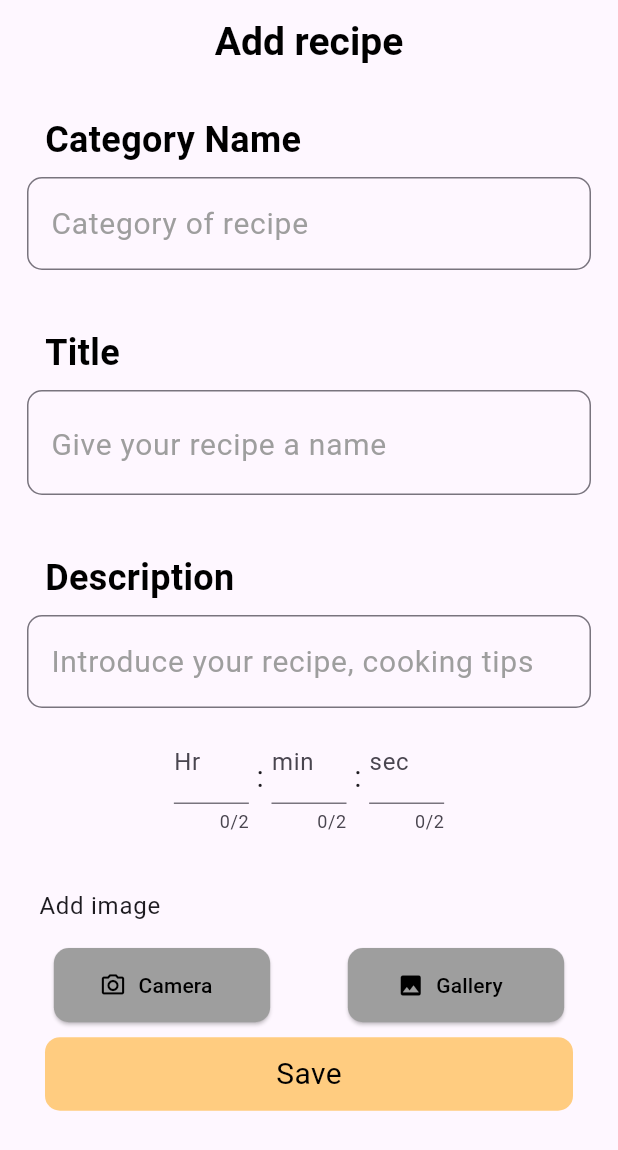
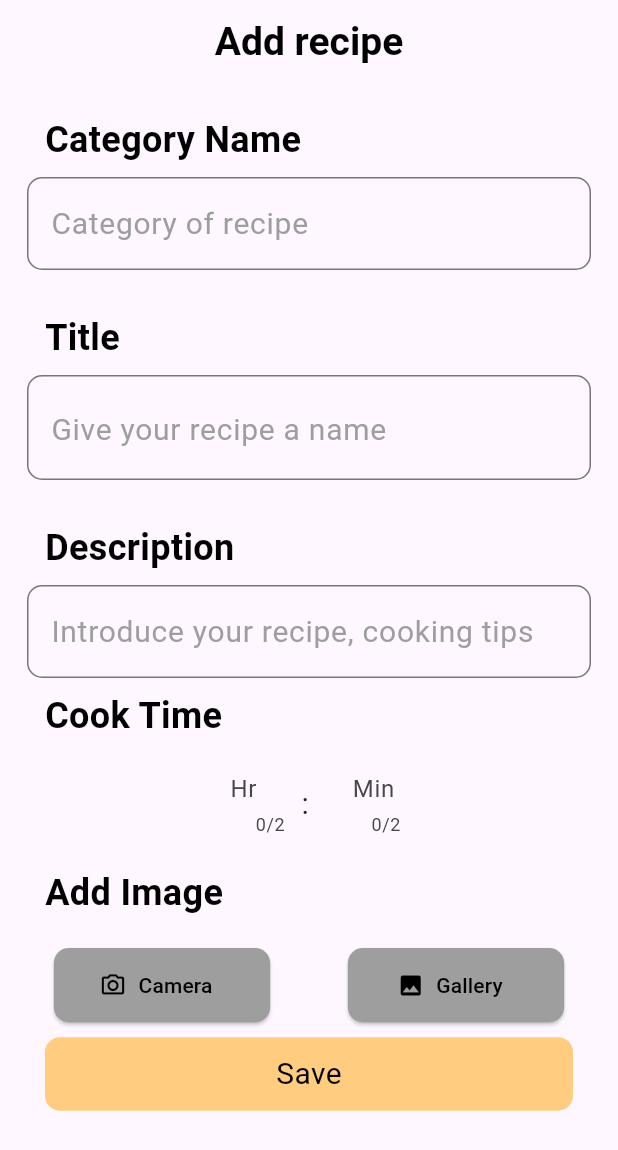
Before and after one commit to Sreejith-k-c/recipe_app, a Flutter app: the AddRecipe screen opened directly, after a tap on "Save", on a phone screen of 412 x 824 dp. Shown: the top 1150 px of the screen. Run offline on Flutter 3.47's test engine with Material 3 defaults, Android fonts, the phone set to English and light mode, and no system bars; our stand-ins replace google_fonts, image_picker, introduction_screen, shared_preferences; accounts and stored records are empty.

Commit message:
post recipe adding edited

```diff
--- a/lib/presentation/add_recipe/view/add_recipe.dart
+++ b/lib/presentation/add_recipe/view/add_recipe.dart
@@ -30,7 +30,8 @@ class _AddRecipeState extends State<AddRecipe> {
   TextEditingController _secondsController = TextEditingController();
 
   File? image;
-  Duration duration = Duration(hours: 2, minutes: 30);
+
+  // Duration duration = Duration(hours: 2, minutes: 30);
 
   Future<void> _getImage(ImageSource source) async {
     final pickedFile = await ImagePicker().pickImage(source: source);
@@ -42,22 +43,19 @@ class _AddRecipeState extends State<AddRecipe> {
   }
 
   String getCookTime() {
-    String hours = _hoursController.text.padLeft(2, '0');
-    String minutes = _minutesController.text.padLeft(2, '0');
-    String seconds = _secondsController.text.padLeft(2, '0');
+    String hours = _hoursController.text;
+    String minutes = _minutesController.text;
+    String seconds = _secondsController.text;
     return '$hours:$minutes:$seconds';
   }
 
-  void _updateDuration() {
-    Duration duration = Duration(
-      hours: int.tryParse(_hoursController.text) ?? 0,
-      minutes: int.tryParse(_minutesController.text) ?? 0,
-      seconds: int.tryParse(_secondsController.text) ?? 0,
-    );
-
-    // Use this duration object as required
-    print(duration.toString());
-  }
+  // void _updateDuration() {
+  //   Duration duration = Duration(
+  //     hours: int.tryParse(_hoursController.text) ?? 0,
+  //     minutes: int.tryParse(_minutesController.text) ?? 0,
+  //     seconds: int.tryParse(_secondsController.text) ?? 0,
+  //   );
+  // }
 
   // @override
   // void dispose() {
@@ -124,7 +122,7 @@ class _AddRecipeState extends State<AddRecipe> {
                 ),
               ),
               SizedBox(
-                height: 30,
+                height: 20,
               ),
               Padding(
                 padding: EdgeInsets.only(left: 20),
@@ -159,7 +157,7 @@ class _AddRecipeState extends State<AddRecipe> {
                 ),
               ),
               SizedBox(
-                height: 30,
+                height: 20,
               ),
               Padding(
                 padding: EdgeInsets.only(left: 20),
@@ -193,57 +191,84 @@ class _AddRecipeState extends State<AddRecipe> {
                   ),
                 ),
               ),
+              Padding(
+                padding: EdgeInsets.only(left: 20),
+                child: Text(
+                  'Cook Time',
+                  style: TextStyle(
+                    color: Colors.black,
+                    fontSize: 24,
+                    fontWeight: FontWeight.bold,
+                  ),
+                ),
+              ),
+              SizedBox(
+                height: 20,
+              ),
               Row(
                 mainAxisAlignment: MainAxisAlignment.center,
+                // mainAxisSize: MainAxisSize.min,
                 children: [
-                  // Hours input
                   SizedBox(
                     width: 50,
                     child: TextFormField(
                       controller: _hoursController,
                       keyboardType: TextInputType.number,
-                      decoration: InputDecoration(labelText: 'Hr'),
+                      decoration: InputDecoration.collapsed(
+                        // labelText: 'Hr',
+                        border: InputBorder.none, hintText: '   Hr',
+                      ),
                       maxLength: 2,
-                      onChanged: (_) => _updateDuration(),
+                      // onChanged: (_) => _updateDuration(),
                     ),
                   ),
-                  SizedBox(width: 5),
+                  SizedBox(width: 11),
                   Text(':', style: TextStyle(fontSize: 20)),
-                  SizedBox(width: 5),
-                  // Minutes input
+                  SizedBox(width: 11),
+
                   SizedBox(
                     width: 50,
                     child: TextFormField(
                       controller: _minutesController,
                       keyboardType: TextInputType.number,
-                      decoration: InputDecoration(
-                        labelText: 'min',
-                      ),
+                      decoration: InputDecoration.collapsed(
+                          hintText: '    Min', border: InputBorder.none),
                       maxLength: 2,
-                      onChanged: (_) => _updateDuration(),
+                      // onChanged: (_) => _updateDuration(),
                     ),
                   ),
                   SizedBox(width: 5),
-                  Text(':', style: TextStyle(fontSize: 20)),
-                  SizedBox(width: 5),
+                  // Text(':', style: TextStyle(fontSize: 20)),
+                  // SizedBox(width: 5),
                   // Seconds input
-                  SizedBox(
-                    width: 50,
-                    child: TextFormField(
-                      controller: _secondsController,
-                      keyboardType: TextInputType.number,
-                      decoration: InputDecoration(
-                        labelText: 'sec',
-                      ),
-                      maxLength: 2,
-                      onChanged: (_) => _updateDuration(),
-                    ),
-                  ),
+                  // SizedBox(
+                  //   width: 50,
+                  //   child: TextFormField(
+                  //     controller: _secondsController,
+                  //     keyboardType: TextInputType.number,
+                  //     decoration: InputDecoration(
+                  //       labelText: 'sec',
+                  //     ),
+                  //     maxLength: 2,
+                  //     // onChanged: (_) => _updateDuration(),
+                  //   ),
+                  // ),
                 ],
               ),
               SizedBox(height: 20),
-              ListTile(
-                title: Text("Add image"),
+              Padding(
+                padding: EdgeInsets.only(left: 20),
+                child: Text(
+                  'Add Image',
+                  style: TextStyle(
+                    color: Colors.black,
+                    fontSize: 24,
+                    fontWeight: FontWeight.bold,
+                  ),
+                ),
+              ),
+              SizedBox(
+                height: 20,
               ),
               Row(
                 mainAxisAlignment: MainAxisAlignment.spaceAround,
```
